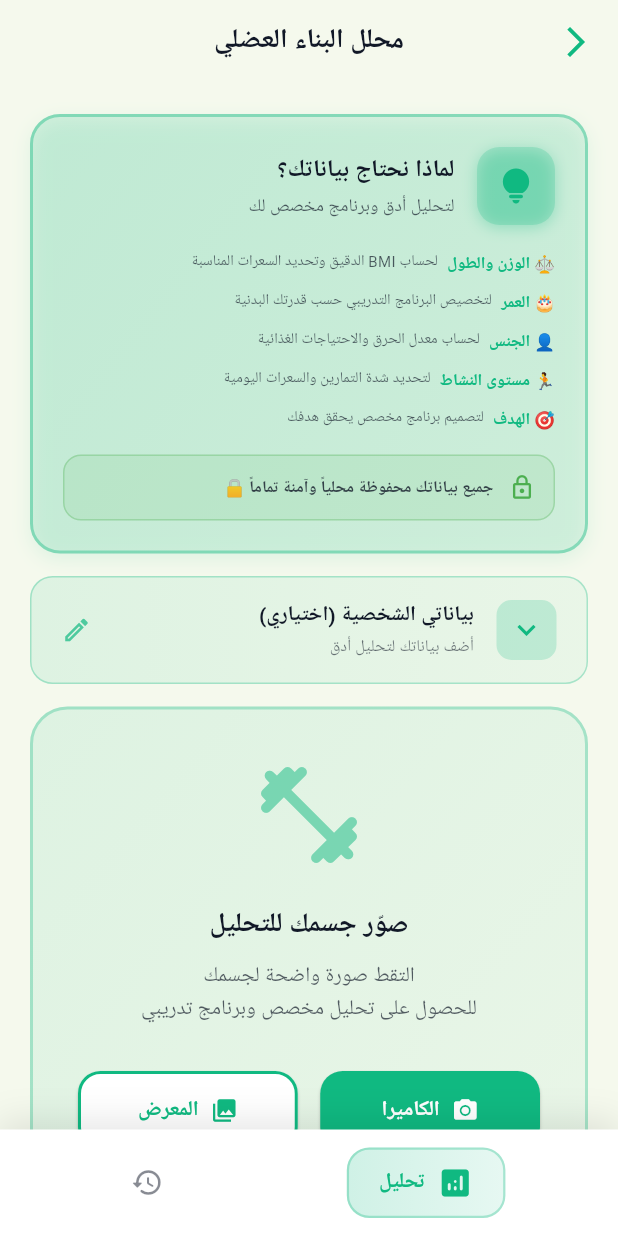
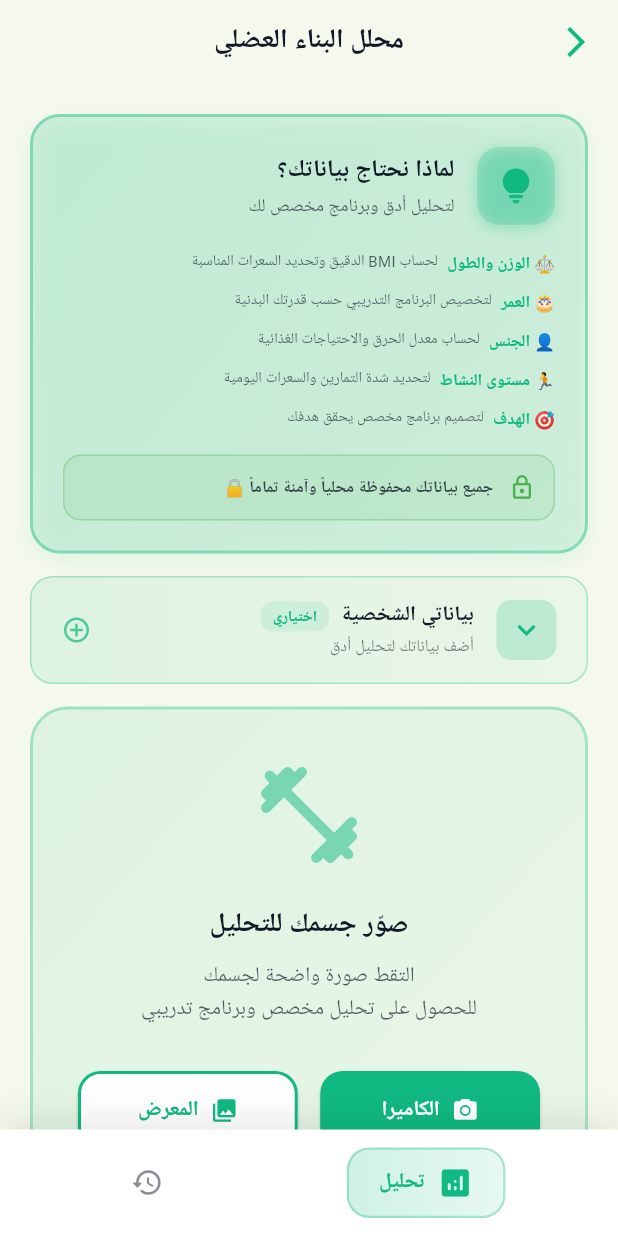
Before and after one commit to kkkrraamm/aldlma, a Flutter app: the AIFitnessAnalyzerPage screen opened directly, on a phone screen of 412 x 824 dp. Run offline on Flutter 3.47's test engine with Material 3 defaults, Android fonts, the phone set to English and light mode, and no system bars; our stand-ins replace cached_network_image, device_info_plus, firebase_core, firebase_messaging, fl_chart, flutter_local_notifications and 6 more; accounts and stored records are empty; network calls fail; Roboto replaces fonts that are missing (Cairo).

Commit message:
Add professional data filled state with edit capability
Features:
- Auto-hide form after saving data
- Show 'تم التعبئة' badge when data is filled
- Green gradient and check icon for filled state
- Click to edit functionality
- Save filled state to SharedPreferences
- Different messages based on state

States:
1. Empty: 'اختياري' badge, 'أضف بياناتك لتحليل أدق'
2. Filled (closed): 'تم التعبئة' badge, 'اضغط للتعديل'
3. Filled (open): 'تم التعبئة' badge, 'إخفاء البيانات'

UI improvements:
- Green gradient when data is filled
- Check circle icon instead of expand icon
- Edit icon on the right
- Professional badges with colors
- Smooth state transitions

User experience:
- Save → form hides automatically
- Shows 'تم التعبئة' confirmation
- Click again to edit data
- Clear visual feedback
- Professional and intuitive

```diff
--- a/lib/ai_fitness_analyzer.dart
+++ b/lib/ai_fitness_analyzer.dart
@@ -42,6 +42,7 @@ class _AIFitnessAnalyzerPageState extends State<AIFitnessAnalyzerPage> with Sing
   String _activityLevel = 'متوسط';
   String _goal = 'بناء عضلات';
   bool _showUserDataForm = false;
+  bool _isDataFilled = false;
 
   // البيانات الافتراضية (قبل التحليل)
   Map<String, dynamic> _result = {
@@ -91,6 +92,7 @@ class _AIFitnessAnalyzerPageState extends State<AIFitnessAnalyzerPage> with Sing
         _gender = prefs.getString('user_gender') ?? 'ذكر';
         _activityLevel = prefs.getString('user_activity_level') ?? 'متوسط';
         _goal = prefs.getString('user_goal') ?? 'بناء عضلات';
+        _isDataFilled = prefs.getBool('user_data_filled') ?? false;
       });
     } catch (e) {
       print('❌ فشل تحميل بيانات المستخدم: $e');
@@ -107,6 +109,13 @@ class _AIFitnessAnalyzerPageState extends State<AIFitnessAnalyzerPage> with Sing
       await prefs.setString('user_gender', _gender);
       await prefs.setString('user_activity_level', _activityLevel);
       await prefs.setString('user_goal', _goal);
+      await prefs.setBool('user_data_filled', true);
+
+      setState(() {
+        _isDataFilled = true;
+        _showUserDataForm = false; // إخفاء النموذج بعد الحفظ
+      });
+
       print('✅ تم حفظ بيانات المستخدم');
     } catch (e) {
       print('❌ فشل حفظ بيانات المستخدم: $e');
@@ -503,14 +512,18 @@ class _AIFitnessAnalyzerPageState extends State<AIFitnessAnalyzerPage> with Sing
           gradient: LinearGradient(
             begin: Alignment.centerLeft,
             end: Alignment.centerRight,
-            colors: _showUserDataForm
+            colors: _isDataFilled
+                ? [Colors.green.withOpacity(0.15), Colors.green.withOpacity(0.08)]
+                : _showUserDataForm
                     ? [primaryColor.withOpacity(0.2), primaryColor.withOpacity(0.1)]
                     : [primaryColor.withOpacity(0.1), primaryColor.withOpacity(0.05)],
           ),
           borderRadius: BorderRadius.circular(15),
           border: Border.all(
-            color: primaryColor.withOpacity(_showUserDataForm ? 0.5 : 0.3),
-            width: _showUserDataForm ? 2 : 1,
+            color: _isDataFilled
+                ? Colors.green.withOpacity(0.5)
+                : primaryColor.withOpacity(_showUserDataForm ? 0.5 : 0.3),
+            width: _isDataFilled || _showUserDataForm ? 2 : 1,
           ),
         ),
         child: Row(
@@ -518,12 +531,18 @@ class _AIFitnessAnalyzerPageState extends State<AIFitnessAnalyzerPage> with Sing
             Container(
               padding: const EdgeInsets.all(8),
               decoration: BoxDecoration(
-                color: primaryColor.withOpacity(0.2),
+                color: _isDataFilled
+                    ? Colors.green.withOpacity(0.2)
+                    : primaryColor.withOpacity(0.2),
                 borderRadius: BorderRadius.circular(10),
               ),
               child: Icon(
-                _showUserDataForm ? Icons.expand_less : Icons.expand_more,
-                color: primaryColor,
+                _isDataFilled
+                    ? Icons.check_circle_rounded
+                    : _showUserDataForm
+                        ? Icons.expand_less
+                        : Icons.expand_more,
+                color: _isDataFilled ? Colors.green : primaryColor,
                 size: 24,
               ),
             ),
@@ -532,17 +551,58 @@ class _AIFitnessAnalyzerPageState extends State<AIFitnessAnalyzerPage> with Sing
               child: Column(
                 crossAxisAlignment: CrossAxisAlignment.start,
                 children: [
-                  Text(
-                    'بياناتي الشخصية (اختياري)',
+                  Row(
+                    children: [
+                      Text(
+                        'بياناتي الشخصية',
                         style: GoogleFonts.cairo(
                           fontSize: 14,
                           fontWeight: FontWeight.bold,
                           color: theme.textPrimaryColor,
                         ),
                       ),
+                      if (_isDataFilled) ...[
+                        const SizedBox(width: 8),
+                        Container(
+                          padding: const EdgeInsets.symmetric(horizontal: 8, vertical: 3),
+                          decoration: BoxDecoration(
+                            color: Colors.green.withOpacity(0.2),
+                            borderRadius: BorderRadius.circular(8),
+                          ),
+                          child: Text(
+                            'تم التعبئة',
+                            style: GoogleFonts.cairo(
+                              fontSize: 10,
+                              fontWeight: FontWeight.bold,
+                              color: Colors.green,
+                            ),
+                          ),
+                        ),
+                      ] else ...[
+                        const SizedBox(width: 8),
+                        Container(
+                          padding: const EdgeInsets.symmetric(horizontal: 8, vertical: 3),
+                          decoration: BoxDecoration(
+                            color: primaryColor.withOpacity(0.1),
+                            borderRadius: BorderRadius.circular(8),
+                          ),
+                          child: Text(
+                            'اختياري',
+                            style: GoogleFonts.cairo(
+                              fontSize: 10,
+                              fontWeight: FontWeight.bold,
+                              color: primaryColor,
+                            ),
+                          ),
+                        ),
+                      ],
+                    ],
+                  ),
                   const SizedBox(height: 2),
                   Text(
-                    _showUserDataForm ? 'إخفاء النموذج' : 'أضف بياناتك لتحليل أدق',
+                    _isDataFilled
+                        ? (_showUserDataForm ? 'إخفاء البيانات' : 'اضغط للتعديل')
+                        : (_showUserDataForm ? 'إخفاء النموذج' : 'أضف بياناتك لتحليل أدق'),
                     style: GoogleFonts.cairo(
                       fontSize: 11,
                       color: theme.textPrimaryColor.withOpacity(0.6),
@@ -552,8 +612,8 @@ class _AIFitnessAnalyzerPageState extends State<AIFitnessAnalyzerPage> with Sing
               ),
             ),
             Icon(
-              Icons.edit_outlined,
-              color: primaryColor.withOpacity(0.7),
+              _isDataFilled ? Icons.edit_outlined : Icons.add_circle_outline,
+              color: _isDataFilled ? Colors.green.withOpacity(0.7) : primaryColor.withOpacity(0.7),
               size: 20,
             ),
           ],
```
Lines whose indentation alone changed are shown as unchanged.
